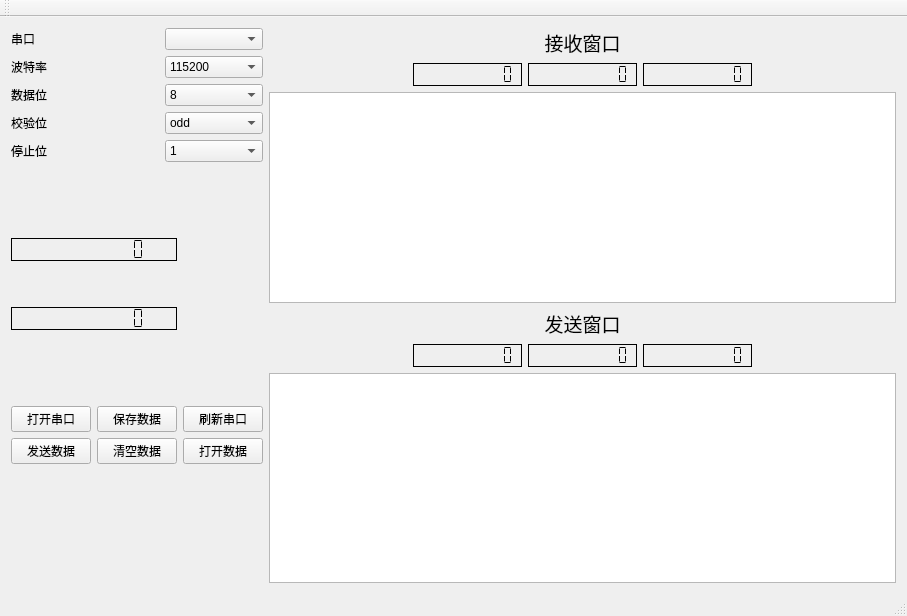
This is mainwindow.ui in KongQingXin12/JCY-1 as Qt 5 draws it before an edit. The edited form follows.
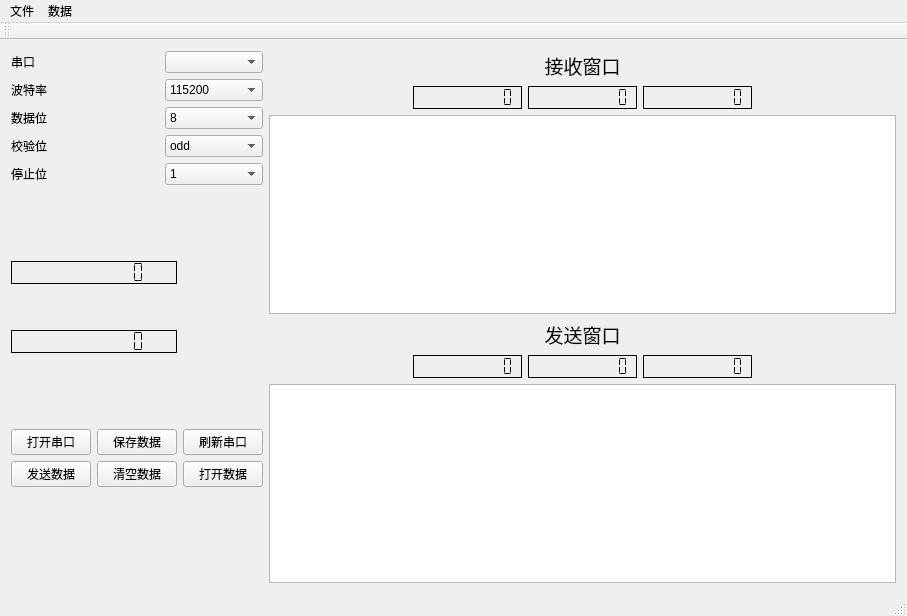
This is the edited form.

Commit message: 2020年11月21日20点01分： 			串口收发功能完全实现 			存储文件名格式确定，格式为：yyyy.mm.dd.hh.mm

What changed in the file:
```diff
--- a/mainwindow.ui
+++ b/mainwindow.ui
@@ -1799,6 +1799,15 @@
     </item>
    </layout>
   </widget>
+  <widget class="QToolBar" name="mainToolBar">
+   <attribute name="toolBarArea">
+    <enum>TopToolBarArea</enum>
+   </attribute>
+   <attribute name="toolBarBreak">
+    <bool>false</bool>
+   </attribute>
+  </widget>
+  <widget class="QStatusBar" name="statusBar"/>
   <widget class="QMenuBar" name="menuBar">
    <property name="geometry">
     <rect>
@@ -1808,16 +1817,39 @@
      <height>25</height>
     </rect>
    </property>
+   <widget class="QMenu" name="menu">
+    <property name="title">
+     <string>文件</string>
+    </property>
+    <addaction name="actionopen"/>
+    <addaction name="separator"/>
+    <addaction name="actionsave"/>
+   </widget>
+   <widget class="QMenu" name="menu_2">
+    <property name="title">
+     <string>数据</string>
+    </property>
+    <addaction name="actionPowerRate"/>
+    <addaction name="separator"/>
+   </widget>
+   <addaction name="menu"/>
+   <addaction name="menu_2"/>
   </widget>
-  <widget class="QToolBar" name="mainToolBar">
-   <attribute name="toolBarArea">
-    <enum>TopToolBarArea</enum>
-   </attribute>
-   <attribute name="toolBarBreak">
-    <bool>false</bool>
-   </attribute>
-  </widget>
-  <widget class="QStatusBar" name="statusBar"/>
+  <action name="actionPowerRate">
+   <property name="text">
+    <string>功率曲线</string>
+   </property>
+  </action>
+  <action name="actionopen">
+   <property name="text">
+    <string>open</string>
+   </property>
+  </action>
+  <action name="actionsave">
+   <property name="text">
+    <string>save</string>
+   </property>
+  </action>
  </widget>
  <layoutdefault spacing="6" margin="11"/>
  <resources/>
```
Left out of the diff: 2178 changed lines with no effect on the pictures. The commit also changes 3 other files.
